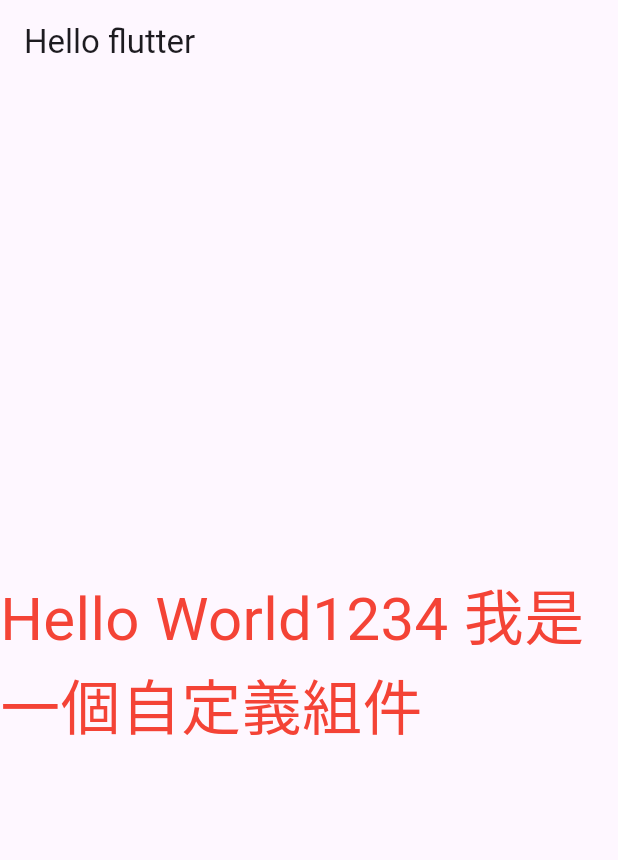
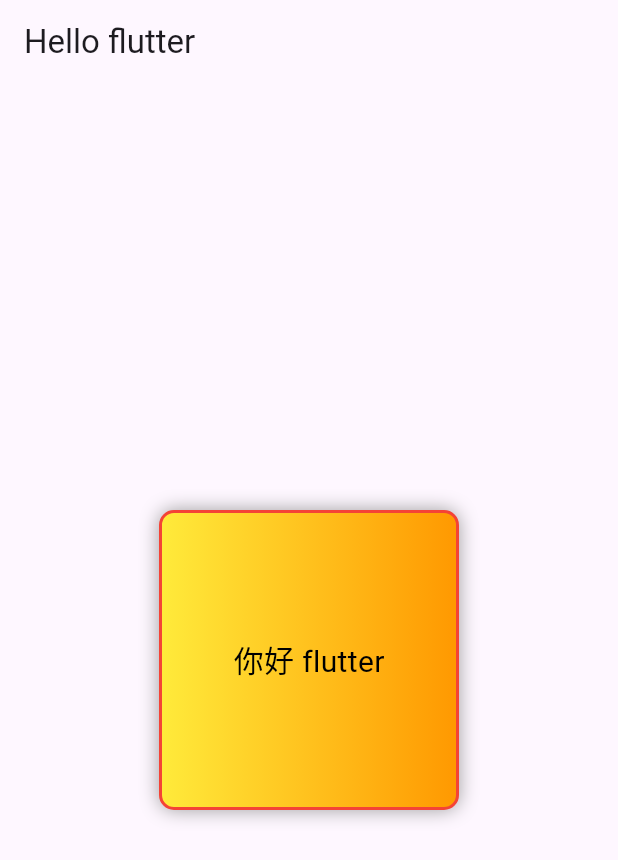
Before and after one commit to flutteruuu/flutter_demo, a Flutter app: the screen it shows after launch, on a phone screen of 412 x 824 dp. Shown: the top 860 px of the screen. Run offline on Flutter 3.47's test engine with Material 3 defaults, Android fonts, the phone set to English and light mode, and no system bars.

Commit message:
1.Container 2.Backup last main.dart to main_02.dart

```diff
--- a/lib/main.dart
+++ b/lib/main.dart
@@ -4,24 +4,46 @@ void main(){
   runApp(MaterialApp(
     home: Scaffold(
       appBar: AppBar(title: Text("Hello flutter")),
-      body: const MyApp(),
+      body: const MyApp()
+      ),
     ),
-  ));
+  );
 }
 
-// Shortcut:stless
 class MyApp extends StatelessWidget {
   const MyApp({super.key});
 
-  // This widget is the root of your application.
   @override
   Widget build(BuildContext context) {
-    return  const Center(
-        child: Text('Hello World1234 我是一個自定義組件',
-          textDirection: TextDirection.ltr,
-          style: TextStyle(
-            color: Colors.red,
-            fontSize: 40.0)),
+    return Center(
+        child: Container(
+          alignment: Alignment.center, // 配置Container容器元素的方位
+          width: 200,
+          height: 200,
+          decoration: BoxDecoration(
+            color: Colors.yellow, // 背景顏色
+            border: Border.all( // 邊框
+              color: Colors.red,
+              width: 2.0,
+            ),
+            borderRadius: BorderRadius.all(Radius.circular(10)), // 邊框圓角
+            boxShadow: const [ // 陰影效果
+              BoxShadow(
+                color: Colors.grey,
+                blurRadius: 10.0,
+              )
+            ],
+            // LinearGradient 背景線性漸變 RadialGradient徑向漸變
+            gradient:const LinearGradient(
+              colors: [
+                Colors.yellow, Colors.orange
+              ])
+          ),
+          child: const Text("你好 flutter", style: TextStyle(
+            color: Colors.black,
+            fontSize: 20
+          ),),
+        ),
       );
   }
 }
--- /dev/null
+++ b/lib/main_02.dart
@@ -0,0 +1,27 @@
+import 'package:flutter/material.dart';
+
+void main(){
+  runApp(MaterialApp(
+    home: Scaffold(
+      appBar: AppBar(title: Text("Hello flutter")),
+      body: const MyApp(),
+    ),
+  ));
+}
+
+// Shortcut:stless
+class MyApp extends StatelessWidget {
+  const MyApp({super.key});
+
+  // This widget is the root of your application.
+  @override
+  Widget build(BuildContext context) {
+    return  const Center(
+        child: Text('Hello World1234 我是一個自定義組件',
+          textDirection: TextDirection.ltr,
+          style: TextStyle(
+            color: Colors.red,
+            fontSize: 40.0)),
+      );
+  }
+}
```
